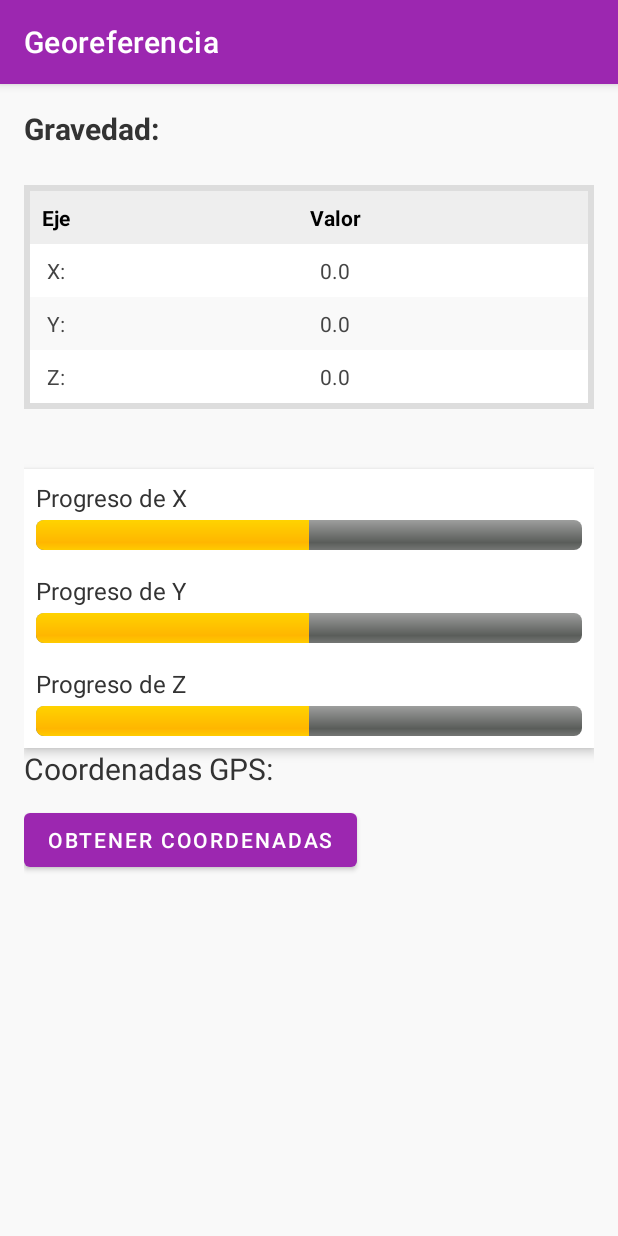
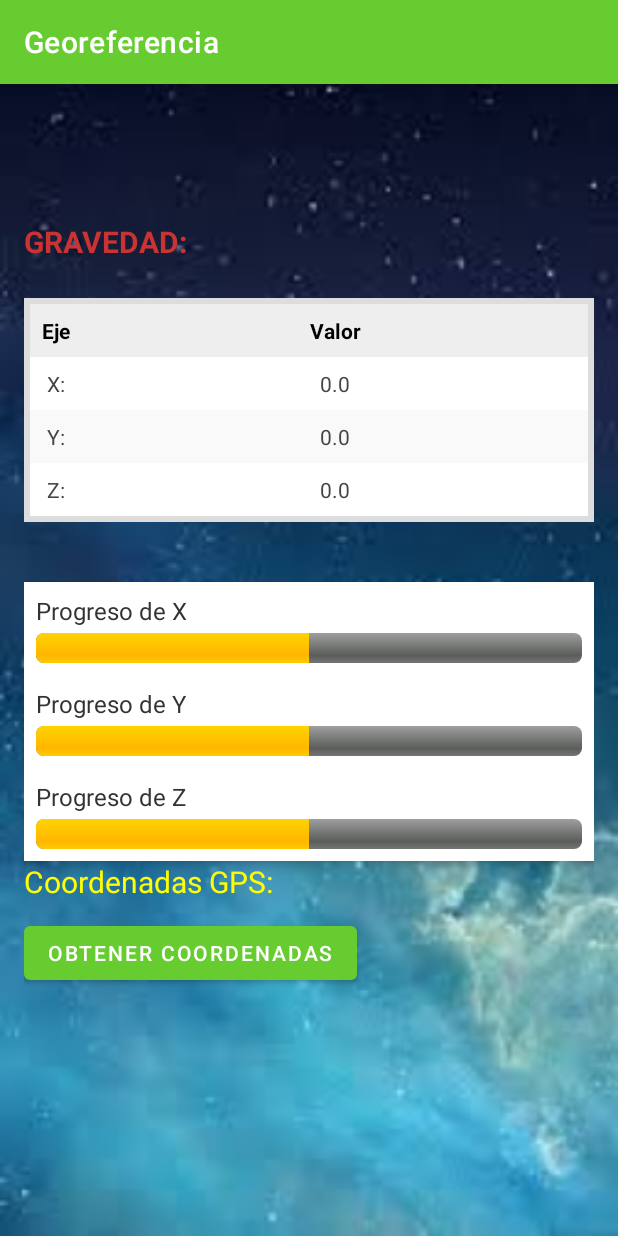
Before and after one commit to AlexisFarinango/SensoresTaller, an Android app: the screen it shows after launch (MainActivity), on a phone screen of 412 x 824 dp. Run offline under Robolectric (Android 15) with nearby library versions, the phone set to English and light mode, and no system bars.

Commit message:
Cambios en el diseño

```diff
--- a/app/src/main/res/layout/activity_main.xml
+++ b/app/src/main/res/layout/activity_main.xml
@@ -3,7 +3,7 @@
     xmlns:android="http://schemas.android.com/apk/res/android"
     android:layout_width="match_parent"
     android:layout_height="match_parent"
-    android:background="#F9F9F9"
+    android:background="@drawable/img"
     android:padding="16dp">
 
     <LinearLayout
@@ -16,9 +16,10 @@
             android:id="@+id/tv_gravity"
             android:layout_width="match_parent"
             android:layout_height="wrap_content"
-            android:text="Gravedad:"
+            android:text="GRAVEDAD:"
             android:textSize="20sp"
-            android:textColor="#333333"
+            android:textColor="#cb3232"
+            android:layout_marginTop="75dp"
             android:layout_marginBottom="16dp"
             android:textStyle="bold" />
 
@@ -177,6 +178,7 @@
                 android:progress="50"
                 android:layout_marginTop="4dp" />
         </LinearLayout>
+
         <TextView
             android:id="@+id/textCoordinates"
             android:layout_width="wrap_content"
@@ -184,7 +186,7 @@
             android:text="Coordenadas GPS:"
             android:textSize="20sp"
             android:paddingBottom="10dp"
-            android:textColor="#333333"/>
+            android:textColor="#FFFF00"/>
 
         <Button
             android:id="@+id/btnGetLocation"
--- a/app/src/main/res/values/colors.xml
+++ b/app/src/main/res/values/colors.xml
@@ -3,4 +3,6 @@
     <color name="purple_500">#9C27B0</color> <!-- Puedes usar cualquier código de color que desees -->
     <color name="purple_700">#7B1FA2</color>
     <color name="teal_200">#03DAC5</color>
+    <color name="green_200">#67CC30</color>
+
 </resources>
--- a/app/src/main/res/values/styles.xml
+++ b/app/src/main/res/values/styles.xml
@@ -1,6 +1,6 @@
 <resources>
     <style name="Theme.App" parent="Theme.MaterialComponents.DayNight.DarkActionBar">
-        <item name="colorPrimary">@color/purple_500</item>
+        <item name="colorPrimary">@color/green_200</item>
         <item name="colorPrimaryDark">@color/purple_700</item>
         <item name="colorAccent">@color/teal_200</item>
     </style>
```
Also changed, not shown: app/src/main/res/drawable/img.png (added), app/src/main/res/drawable/img_1.png (added).
